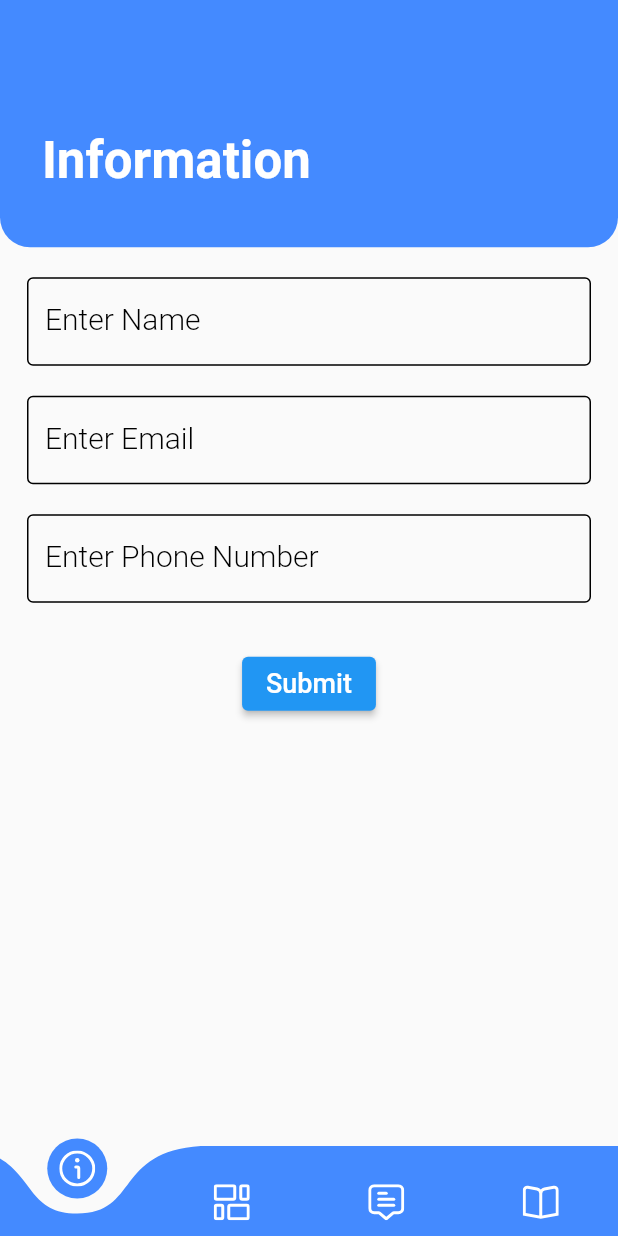
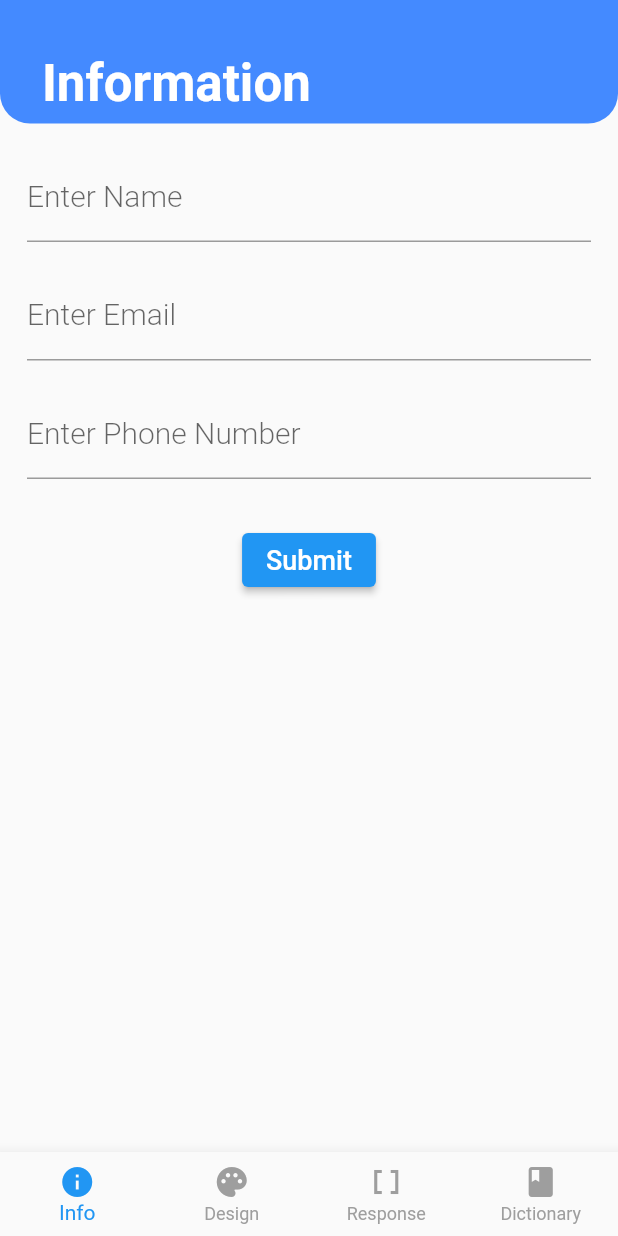
Before and after one commit to SnowJunior/Mockup, a Flutter app: the screen it shows after launch, on a phone screen of 412 x 824 dp. Run offline on Flutter 3.47's test engine with Material 2 defaults, Android fonts, the phone set to English and light mode, and no system bars; drawn by our look-alikes of curved_navigation_bar; our stand-ins replace animated_splash_screen, carousel_slider, lottie.

Commit message:
restructure application

```diff
--- a/lib/main.dart
+++ b/lib/main.dart
@@ -11,9 +11,15 @@ class MyApp extends StatelessWidget {
   // This widget is the root of your application.
   @override
   Widget build(BuildContext context) {
-    return const MaterialApp(
+    return MaterialApp(
       debugShowCheckedModeBanner: false,
-      home: SplashScreen(),
+
+      darkTheme: ThemeData.dark().copyWith(
+          colorScheme: const ColorScheme.dark(primary: Colors.blue),
+          inputDecorationTheme: const InputDecorationTheme(
+              contentPadding: EdgeInsets.all(5),
+              border: UnderlineInputBorder())),
+      home: const SplashScreen(),
     );
   }
 }
--- a/lib/presentation/response/response_screen.dart
+++ b/lib/presentation/response/response_screen.dart
@@ -12,7 +12,7 @@ class ResponseScreen extends StatelessWidget {
     return Column(
       children: [
         Container(
-          height: size.height * 0.2,
+          height: size.height * 0.1,
           decoration: const BoxDecoration(
             borderRadius: BorderRadius.only(
               bottomLeft: Radius.circular(20),
@@ -28,7 +28,7 @@ class ResponseScreen extends StatelessWidget {
             ),
           ),
           child: Padding(
-            padding: const EdgeInsets.only(left: 28.0, top: 48.0),
+            padding: const EdgeInsets.only(left: 28.0, top: 28.0),
             child: Row(
               children: const [
                 Text(
@@ -99,7 +99,7 @@ class ResponseScreen extends StatelessWidget {
                                 todoItem.completed
                                     ? Icons.check_box
                                     : Icons.check_box_outline_blank,
-                                color: Colors.black,
+                                color: Colors.green,
                                 size: 32,
                               )
                             ],
--- a/lib/presentation/screens/design_screen.dart
+++ b/lib/presentation/screens/design_screen.dart
@@ -1,6 +1,5 @@
 import 'package:carousel_slider/carousel_slider.dart';
 import 'package:flutter/material.dart';
-import 'package:interapp/constants/color.dart';
 
 import '../../model/card.dart';
 
@@ -23,7 +22,7 @@ class DesignPage extends StatelessWidget {
         child: Column(
           children: [
             Container(
-              height: size.height * 0.2,
+              height: size.height * 0.1,
               decoration: const BoxDecoration(
                 borderRadius: BorderRadius.only(
                   bottomLeft: Radius.circular(20),
@@ -39,7 +38,7 @@ class DesignPage extends StatelessWidget {
                 ),
               ),
               child: Padding(
-                padding: const EdgeInsets.only(left: 8.0, top: 48.0),
+                padding: const EdgeInsets.only(left: 8.0, top: 28.0),
                 child: Row(
                   children: [
                     IconButton(
--- a/lib/presentation/screens/dictionary_screen.dart
+++ b/lib/presentation/screens/dictionary_screen.dart
@@ -19,7 +19,7 @@ class _DictionaryScreenState extends State<DictionaryScreen> {
     return Column(
       children: [
         Container(
-          height: size.height * 0.2,
+          height: size.height * 0.1,
           decoration: const BoxDecoration(
             borderRadius: BorderRadius.only(
               bottomLeft: Radius.circular(20),
@@ -35,7 +35,7 @@ class _DictionaryScreenState extends State<DictionaryScreen> {
             ),
           ),
           child: Padding(
-            padding: const EdgeInsets.only(left: 28.0, top: 48.0),
+            padding: const EdgeInsets.only(left: 28.0, top: 28.0),
             child: Row(
               children: const [
                 Text(
--- a/lib/presentation/screens/info_screen.dart
+++ b/lib/presentation/screens/info_screen.dart
@@ -1,6 +1,5 @@
 import 'package:flutter/material.dart';
 import 'package:flutter/services.dart';
-import 'package:interapp/constants/color.dart';
 import 'package:interapp/presentation/screens/design_screen.dart';
 
 class InfoScreen extends StatefulWidget {
@@ -27,7 +26,7 @@ class _InfoScreenState extends State<InfoScreen> {
       child: Column(
         children: [
           Container(
-            height: size.height * 0.2,
+            height: size.height * 0.1,
             decoration: const BoxDecoration(
               borderRadius: BorderRadius.only(
                 bottomLeft: Radius.circular(20),
@@ -36,10 +35,13 @@ class _InfoScreenState extends State<InfoScreen> {
               gradient: LinearGradient(
                   begin: Alignment.topLeft,
                   end: Alignment.bottomRight,
-                  colors: [Colors.blueAccent,Colors.blueAccent,]),
+                  colors: [
+                    Colors.blueAccent,
+                    Colors.blueAccent,
+                  ]),
             ),
             child: Padding(
-              padding: const EdgeInsets.only(left: 28.0, top: 48.0),
+              padding: const EdgeInsets.only(left: 28.0, top: 28.0),
               child: Row(
                 children: const [
                   Text(
@@ -70,19 +72,11 @@ class _InfoScreenState extends State<InfoScreen> {
                     },
                     keyboardType: TextInputType.name,
                     decoration: const InputDecoration(
-                      focusedBorder: OutlineInputBorder(
-                        borderSide:
-                            BorderSide(color: Colors.greenAccent, width: 1.0),
-                      ),
-                      enabledBorder: OutlineInputBorder(
-                        borderSide: BorderSide(color: Colors.black, width: 1.0),
-                      ),
                       label: Text(
                         "Enter Name",
                         style: TextStyle(
                           fontSize: 20,
                           fontWeight: FontWeight.w300,
-                          color: Colors.black,
                         ),
                       ),
                     ),
@@ -108,19 +102,11 @@ class _InfoScreenState extends State<InfoScreen> {
                     },
                     keyboardType: TextInputType.emailAddress,
                     decoration: const InputDecoration(
-                      focusedBorder: OutlineInputBorder(
-                        borderSide:
-                            BorderSide(color: Colors.greenAccent, width: 1.0),
-                      ),
-                      enabledBorder: OutlineInputBorder(
-                        borderSide: BorderSide(color: Colors.black, width: 1.0),
-                      ),
                       label: Text(
                         "Enter Email",
                         style: TextStyle(
                           fontSize: 20,
                           fontWeight: FontWeight.w300,
-                          color: Colors.black,
                         ),
                       ),
                     ),
@@ -149,19 +135,11 @@ class _InfoScreenState extends State<InfoScreen> {
                       FilteringTextInputFormatter.digitsOnly,
                     ],
                     decoration: const InputDecoration(
-                      focusedBorder: OutlineInputBorder(
-                        borderSide:
-                            BorderSide(color: Colors.greenAccent, width: 1.0),
-                      ),
-                      enabledBorder: OutlineInputBorder(
-                        borderSide: BorderSide(color: Colors.black, width: 1.0),
-                      ),
                       label: Text(
                         "Enter Phone Number",
                         style: TextStyle(
                           fontSize: 20,
                           fontWeight: FontWeight.w300,
-                          color: Colors.black,
                         ),
                       ),
                     ),
--- a/lib/routes/home.dart
+++ b/lib/routes/home.dart
@@ -1,6 +1,4 @@
-import 'package:curved_navigation_bar/curved_navigation_bar.dart';
 import 'package:flutter/material.dart';
-import 'package:flutter_svg/flutter_svg.dart';
 import 'package:interapp/presentation/screens/design_screen.dart';
 import 'package:interapp/presentation/screens/dictionary_screen.dart';
 import 'package:interapp/presentation/response/response_screen.dart';
@@ -19,7 +17,7 @@ class _HomeScreenState extends State<HomeScreen> {
 
   final screens = [
     const InfoScreen(),
-     DesignPage(
+    DesignPage(
       emailController: '',
       nameController: '',
       phoneController: '',
@@ -32,26 +30,53 @@ class _HomeScreenState extends State<HomeScreen> {
   Widget build(BuildContext context) {
     return Scaffold(
       body: screens[currentIndex],
-      bottomNavigationBar: CurvedNavigationBar(
-        color: Colors.blueAccent,
-        backgroundColor: Colors.transparent,
-        index: currentIndex,
-        onTap: (index) => setState(
-          () => currentIndex = index,
-        ),
-        items: [
-          SvgPicture.asset(
-            "assets/info.svg",
-            color: Colors.white,
-          ),
-          SvgPicture.asset("assets/layout-fluid.svg", color: Colors.white),
-          SvgPicture.asset("assets/comment-alt(1).svg", color: Colors.white),
-          SvgPicture.asset("assets/book-alt.svg", color: Colors.white),
+      bottomNavigationBar: BottomNavigationBar(
+        unselectedItemColor: Colors.grey,
+        selectedItemColor: Colors.blue,
+        type: BottomNavigationBarType.fixed,
+        currentIndex: currentIndex,
+        onTap: (index)=> setState(() => currentIndex = index) ,
+        items: const [
+          BottomNavigationBarItem(
+              icon: Icon(Icons.info),
+              label: 'Info',
+            ),
+            BottomNavigationBarItem(
+              icon: Icon(Icons.palette),
+              label: 'Design',
+            ),
+            BottomNavigationBarItem(
+              icon: Icon(Icons.data_array),
+              label: 'Response',
+            ),
+            BottomNavigationBarItem(
+              icon: Icon(Icons.book),
+              label: 'Dictionary',
+            )
         ],
-        animationCurve: Curves.bounceInOut,
-        animationDuration: const Duration(milliseconds: 300),
-        height: 60,
+
       ),
+      // bottomNavigationBar: CurvedNavigationBar(
+      //   buttonBackgroundColor: Colors.green,
+      //   color: Colors.blueAccent,
+      //   backgroundColor: Colors.transparent,
+      //   index: currentIndex,
+      //   onTap: (index) => setState(
+      //     () => currentIndex = index,
+      //   ),
+      //   items: [
+      //     SvgPicture.asset(
+      //       "assets/info.svg",
+      //       color: Colors.white,
+      //     ),
+      //     SvgPicture.asset("assets/layout-fluid.svg", color: Colors.white),
+      //     SvgPicture.asset("assets/comment-alt(1).svg", color: Colors.white),
+      //     SvgPicture.asset("assets/book-alt.svg", color: Colors.white),
+      //   ],
+      //   animationCurve: Curves.bounceInOut,
+      //   animationDuration: const Duration(milliseconds: 300),
+      //   height: 30,
+      // ),
     );
   }
 }
```
Also changed, not shown: pubspec.lock, 1 other file.
